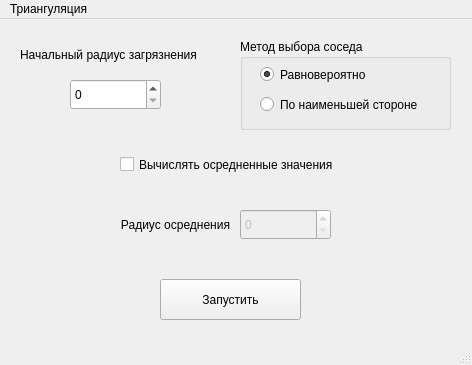
This is ui/ParametersDiffusionWindow.ui in JustBeslan/MasterDiplomProject as Qt 5 draws it before an edit. The edited form follows.
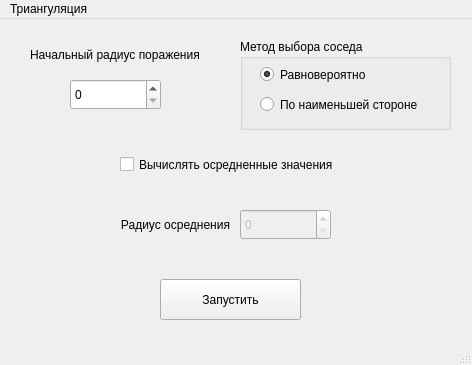
This is the edited form. Icons and pictures are not drawn.

```diff
--- a/ui/ParametersDiffusionWindow.ui
+++ b/ui/ParametersDiffusionWindow.ui
@@ -149,14 +149,14 @@
    <widget class="QLabel" name="initial_radius_of_contamination_label">
     <property name="geometry">
      <rect>
-      <x>20</x>
+      <x>30</x>
       <y>20</y>
-      <width>201</width>
+      <width>191</width>
       <height>31</height>
      </rect>
     </property>
     <property name="text">
-     <string>Начальный радиус загрязнения</string>
+     <string>Начальный радиус поражения</string>
     </property>
    </widget>
   </widget>
```
